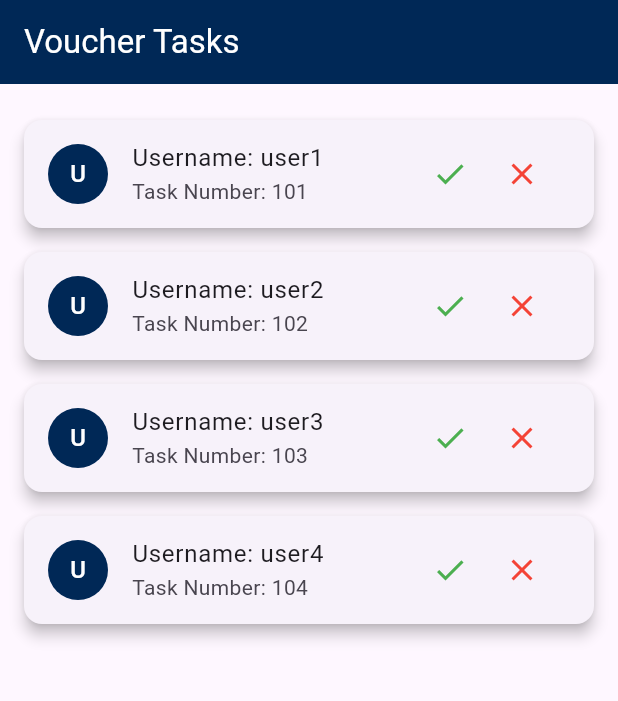
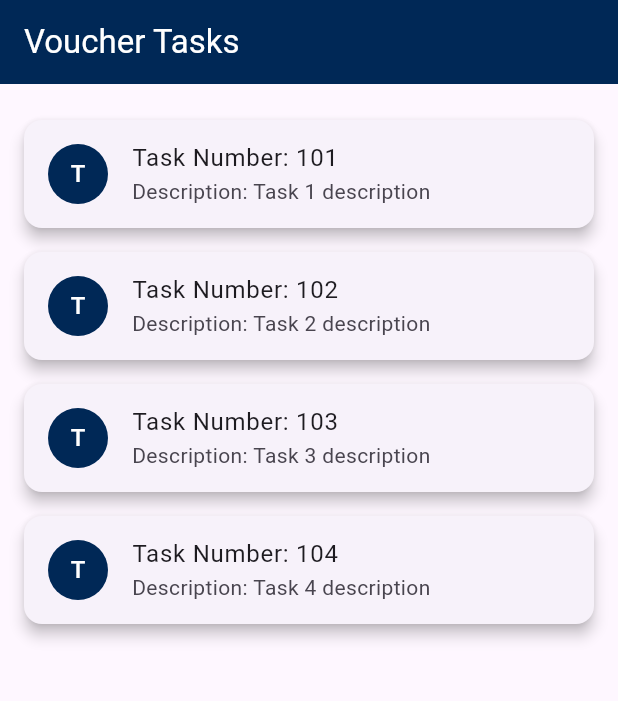
Before and after one commit to vismaymenon/jobs4us_githubrepo, a Flutter app: the MinimartPage screen opened by its route, after a tap on "Vouchers", on a phone screen of 412 x 824 dp, the part 84-785 px from its top. Run offline on Flutter 3.47's test engine with Material 3 defaults, Android fonts, the phone set to English and light mode, and no system bars; our stand-ins replace cloud_firestore, firebase_auth, firebase_core, flutter_dotenv, photo_view; accounts and stored records are empty; network calls fail.

Commit message:
Changed voucher tab

```diff
--- a/jobs4us/lib/pages/minimart_page.dart
+++ b/jobs4us/lib/pages/minimart_page.dart
@@ -2,7 +2,7 @@ import 'package:flutter/material.dart';
 import 'package:jobs4us/data/sample_product.dart';
 import 'package:jobs4us/pages/product_page.dart';
 import 'package:jobs4us/pages/resident_profile_page.dart';
-import 'package:jobs4us/pages/voucher_tasks_page.dart';  // Import VoucherTasksPage
+import 'package:jobs4us/pages/voucher_tab_page.dart';  // Import VoucherTasksPage
 
 class MinimartPage extends StatefulWidget {
   @override
@@ -156,7 +156,7 @@ class _MinimartPageState extends State<MinimartPage> {
                 )
               ],
             )
-          : VoucherTasksPage(),  // Changed to VoucherTasksPage
+          : VoucherTabPage(),  // Changed to VoucherTasksPage
     );
   }
 
--- a/jobs4us/lib/pages/voucher_balance_page.dart
+++ /dev/null
@@ -1,15 +0,0 @@
-import 'package:flutter/material.dart';
-
-class VoucherBalancePage extends StatelessWidget {
-  @override
-  Widget build(BuildContext context) {
-    return Scaffold(
-      appBar: AppBar(
-        title: Text("Voucher Balance"),
-      ),
-      body: Center(
-        child: Text("This is the Voucher Balance Page"),
-      ),
-    );
-  }
-}
--- /dev/null
+++ b/jobs4us/lib/pages/voucher_tab_page.dart
@@ -0,0 +1,57 @@
+import 'package:flutter/material.dart';
+
+class VoucherTabPage extends StatefulWidget {
+  @override
+  _VoucherTabPageState createState() => _VoucherTabPageState();
+}
+
+class _VoucherTabPageState extends State<VoucherTabPage> {
+  // Sample data for tasks
+  List<Map<String, dynamic>> tasks = [
+    {"taskNumber": 101, "description": "Task 1 description"},
+    {"taskNumber": 102, "description": "Task 2 description"},
+    {"taskNumber": 103, "description": "Task 3 description"},
+    {"taskNumber": 104, "description": "Task 4 description"},
+  ];
+
+  @override
+  Widget build(BuildContext context) {
+    return Scaffold(
+      appBar: AppBar(
+        title: Text('Voucher Tasks'),
+        backgroundColor: Color(0xFF002856), // Dark Blue
+        foregroundColor: Colors.white, // White text color
+        automaticallyImplyLeading: false,
+      ),
+      body: tasks.isEmpty
+          ? Center(
+              child: Text(
+                'No tasks available.',
+                style: TextStyle(fontSize: 18),
+              ),
+            )
+          : ListView.builder(
+              padding: EdgeInsets.all(16),
+              itemCount: tasks.length,
+              itemBuilder: (context, index) {
+                final task = tasks[index];
+                return Card(
+                  elevation: 4,
+                  margin: EdgeInsets.symmetric(vertical: 8),
+                  child: ListTile(
+                    leading: CircleAvatar(
+                      child: Text(
+                        task["description"][0].toUpperCase(),
+                        style: TextStyle(color: Colors.white),
+                      ),
+                      backgroundColor: Color(0xFF002856),
+                    ),
+                    title: Text('Task Number: ${task["taskNumber"]}'),
+                    subtitle: Text('Description: ${task["description"]}'),
+                  ),
+                );
+              },
+            ),
+    );
+  }
+}
```
